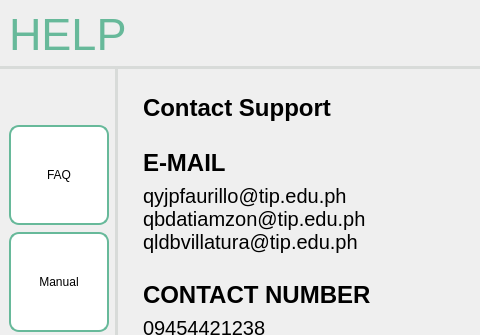
First picture: the form in screens/ui/help/help_support.ui, repository sehae/POS-with-Inventory-System, before the edit; both pictures show x 0 to 480 and y 0 to 335 of the 800 by 602 pixel window.
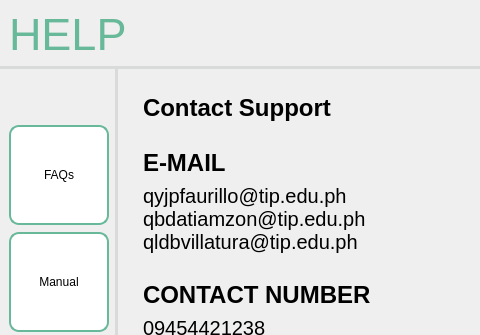
Second picture: the form after the edit.

Diff of the .ui file:
```diff
--- a/screens/ui/help/help_support.ui
+++ b/screens/ui/help/help_support.ui
@@ -123,7 +123,7 @@
 </string>
             </property>
             <property name="text">
-             <string>FAQ</string>
+             <string>FAQs</string>
             </property>
            </widget>
           </item>
```
